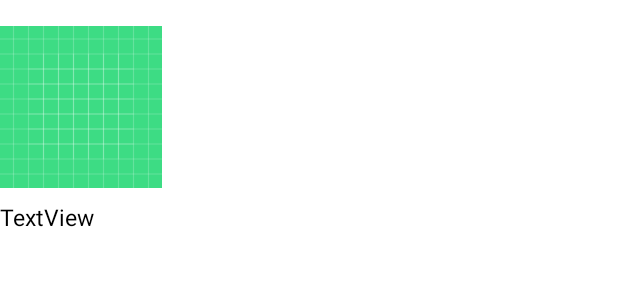
After one commit to sqrlsecond/DeliveryFoodMDA, an Android app: the layout dish_item.xml on its own in the app's theme, with its tools: preview values and no code run, on a phone screen of 412 x 824 dp. The commit adds this screen. Shown: the top 300 px of the screen. Run offline under Robolectric (Android 15) with nearby library versions, the phone set to English and light mode, and no system bars; network calls fail.

Commit message:
Отбражение списка всех блюд.

```diff
--- a/app/src/main/java/ru/makarovda/deliveryfoodmda/data/IFoodService.kt
+++ b/app/src/main/java/ru/makarovda/deliveryfoodmda/data/IFoodService.kt
@@ -11,5 +11,5 @@ interface IFoodService {
     suspend fun getFoodCategories(): Response<FoodCategoriesRemote>
 
     @GET("./c7a508f2-a904-498a-8539-09d96785446e")
-    suspend fun getAllDishes(): Response<List<Dish>>
+    suspend fun getAllDishes(): Response<DishesRemote>
 }
--- a/app/src/main/java/ru/makarovda/deliveryfoodmda/domain/IRepository.kt
+++ b/app/src/main/java/ru/makarovda/deliveryfoodmda/domain/IRepository.kt
@@ -7,4 +7,5 @@ interface IRepository {
     suspend fun getFoodCategories(): Flow<RequestState>
 
     suspend fun getDishes(): Flow<RequestState>
+
 }
--- a/app/src/main/res/layout/activity_main.xml
+++ b/app/src/main/res/layout/activity_main.xml
@@ -10,7 +10,7 @@
     android:layout_width="match_parent"
     android:layout_height="match_parent"
     android:id="@+id/frag_cont_view"
-    android:name="ru.makarovda.deliveryfoodmda.ui.CategoriesFragment"
+    android:name="ru.makarovda.deliveryfoodmda.ui.DishesFragment"
     android:layout_marginHorizontal="16dp"
     />
 <com.google.android.material.bottomnavigation.BottomNavigationView
@@ -18,6 +18,7 @@
     android:layout_height="wrap_content"
     android:layout_alignParentBottom="true"
     android:layout_gravity="bottom"
+    app:labelVisibilityMode="labeled"
     app:menu="@menu/menu_bottom_navigation"/>
 
 </RelativeLayout>
--- /dev/null
+++ b/app/src/main/res/layout/dish_item.xml
@@ -0,0 +1,23 @@
+<?xml version="1.0" encoding="utf-8"?>
+<LinearLayout xmlns:android="http://schemas.android.com/apk/res/android"
+    xmlns:app="http://schemas.android.com/apk/res-auto"
+    android:orientation="vertical"
+    android:layout_width="match_parent"
+    android:layout_height="wrap_content"
+    android:layout_marginTop="16dp">
+
+    <ImageView
+        android:id="@+id/dishItem_imageView"
+        android:layout_width="wrap_content"
+        android:layout_height="110dp"
+        app:srcCompat="@drawable/ic_launcher_background" />
+
+    <TextView
+        android:id="@+id/dish_textView"
+        android:layout_marginTop="8dp"
+        android:layout_width="match_parent"
+        android:layout_height="wrap_content"
+        android:textColor="@color/black"
+        android:textSize="15sp"
+        android:text="TextView" />
+</LinearLayout>
```
Also changed, not shown: app/src/main/java/ru/makarovda/deliveryfoodmda/data/DishesRemote.kt (added, +7 -0 lines), app/src/main/java/ru/makarovda/deliveryfoodmda/data/Repository.kt (+14 -3 lines), app/src/main/java/ru/makarovda/deliveryfoodmda/ui/DishesAdapter.kt (added, +54 -0 lines), app/src/main/java/ru/makarovda/deliveryfoodmda/ui/DishesFragment.kt (added, +56 -0 lines), app/src/main/java/ru/makarovda/deliveryfoodmda/ui/DishesViewModel.kt (added, +50 -0 lines), app/src/main/java/ru/makarovda/deliveryfoodmda/ui/TegsAdapter.kt (added, +38 -0 lines), app/src/main/res/layout/fragment_dishes.xml (+10 -0 lines), app/src/main/res/layout/teg_item.xml (added, +11 -0 lines).
